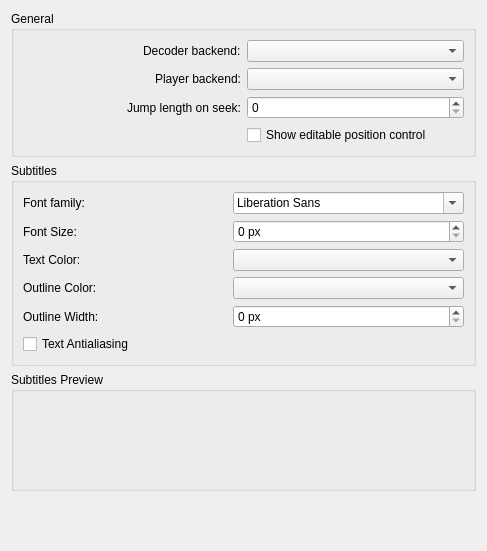
The window that src/main/configs/playerconfigwidget.ui (maxrd2/SubtitleComposer) describes before a commit, drawn with Qt 5.
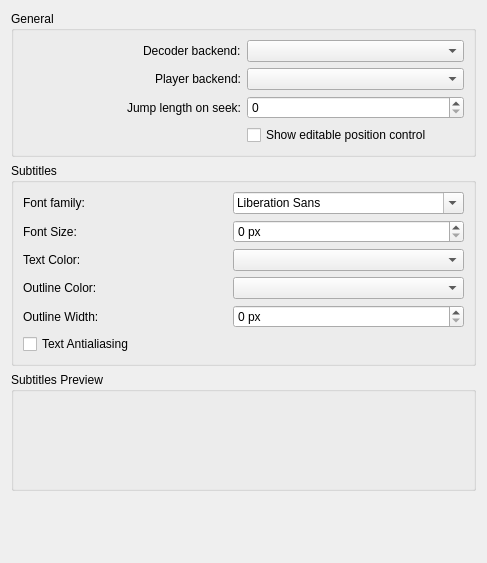
The same window after the commit. Custom widgets are drawn as their Qt base class.

Diff of the .ui file:
```diff
--- a/src/main/configs/playerconfigwidget.ui
+++ b/src/main/configs/playerconfigwidget.ui
@@ -7,7 +7,7 @@
     <x>0</x>
     <y>0</y>
     <width>487</width>
-    <height>551</height>
+    <height>563</height>
    </rect>
   </property>
   <layout class="QVBoxLayout" name="verticalLayout">
```
Left out of the diff: 40 changed lines with no effect on the pictures.
